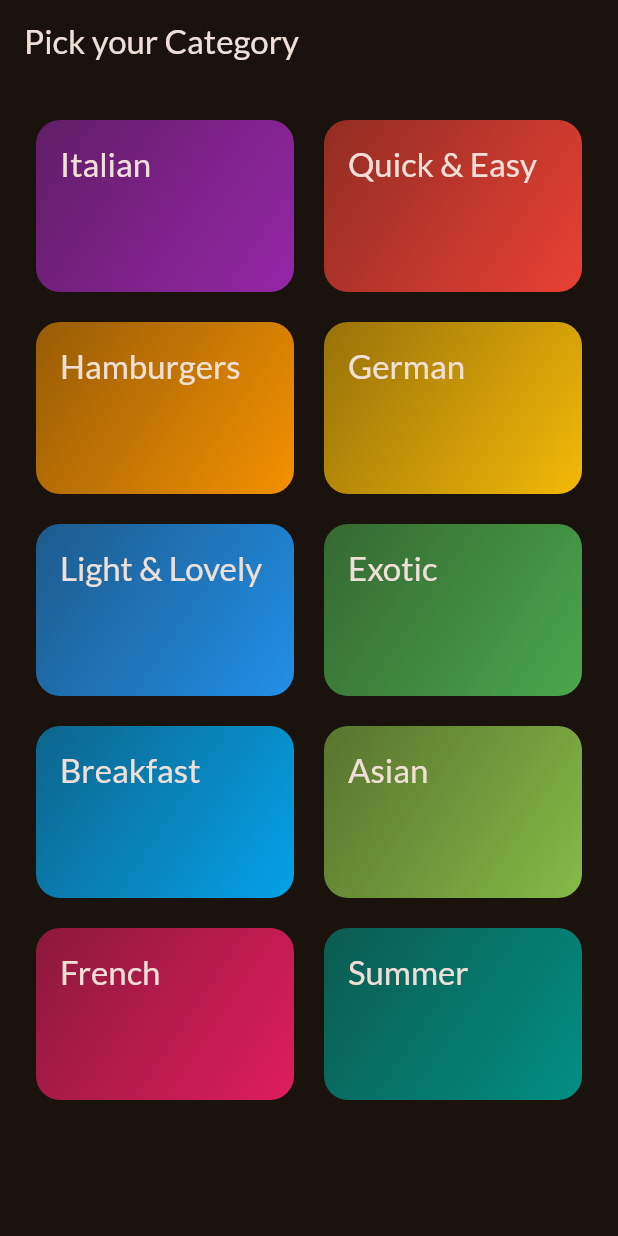
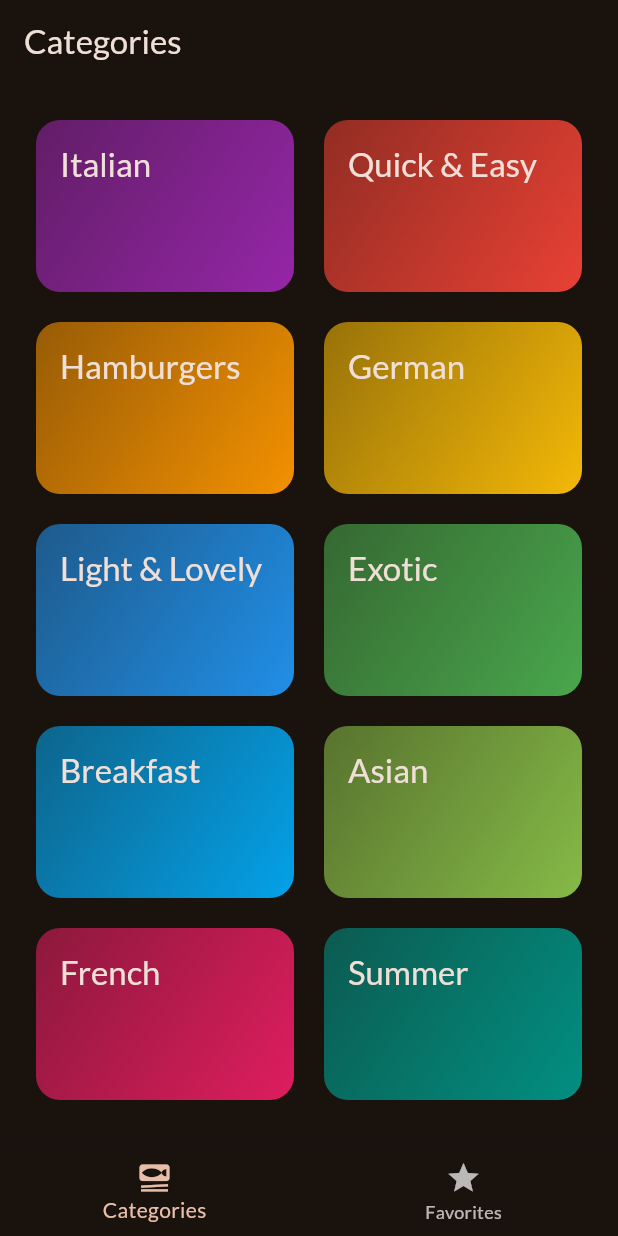
Before and after one commit to wemali05/meals, a Flutter app: the screen it shows after launch, on a phone screen of 412 x 824 dp. Run offline on Flutter 3.47's test engine with Material 2 defaults, Android fonts, the phone set to English and light mode, and no system bars; our stand-ins replace google_fonts, transparent_image.

Commit message:
adding tab based navigation

```diff
--- a/lib/main.dart
+++ b/lib/main.dart
@@ -1,7 +1,7 @@
 import 'package:flutter/material.dart';
 
 import 'package:google_fonts/google_fonts.dart';
-import 'package:meals/screens/categories.dart';
+import 'package:meals/screens/tabs.dart';
 
 final theme = ThemeData(
   useMaterial3: true,
@@ -23,7 +23,7 @@ class App extends StatelessWidget {
   Widget build(BuildContext context) {
     return MaterialApp(
       theme: theme,
-      home: const CategoriesScreen()
+      home: const TabsScreen()
     );
   }
 }
--- a/lib/screens/categories.dart
+++ b/lib/screens/categories.dart
@@ -18,11 +18,7 @@ class CategoriesScreen extends StatelessWidget {
 
   @override
   Widget build(BuildContext context) {
-    return Scaffold(
-      appBar: AppBar(
-        title: const Text('Pick your Category'),
-      ),
-      body: GridView(
+    return GridView(
         padding: const EdgeInsets.all(24),
         gridDelegate: const SliverGridDelegateWithFixedCrossAxisCount(
             crossAxisCount: 2,
@@ -39,7 +35,6 @@ class CategoriesScreen extends StatelessWidget {
               },
             )
         ],
-      ),
-    );
+      );
   }
 }
--- /dev/null
+++ b/lib/screens/tabs.dart
@@ -0,0 +1,49 @@
+import 'package:flutter/material.dart';
+import 'package:meals/screens/categories.dart';
+import 'package:meals/screens/meals.dart';
+
+class TabsScreen extends StatefulWidget {
+  const TabsScreen({super.key});
+
+  @override
+  State<StatefulWidget> createState() {
+    return _TabsState();
+  }
+}
+
+class _TabsState extends State<TabsScreen> {
+  int _selectedPageIndex = 0;
+
+  void _selectPage (int index) {
+    setState(() {
+      _selectedPageIndex = index;
+    });
+  }
+
+  @override
+  Widget build(BuildContext context) {
+
+    Widget activePage = const CategoriesScreen();
+    var activePageTitle = 'Categories';
+
+    if(_selectedPageIndex == 1) {
+      activePage = const MealsScreen(meals: []);
+      activePageTitle = 'Your Favorites';
+    }
+
+    return Scaffold(
+      appBar: AppBar(
+        title: Text(activePageTitle),
+      ),
+      body: activePage,
+      bottomNavigationBar: BottomNavigationBar(
+        onTap: _selectPage,
+        currentIndex: _selectedPageIndex,
+        items: const [
+          BottomNavigationBarItem(icon: Icon(Icons.set_meal), label: 'Categories'),
+          BottomNavigationBarItem(icon: Icon(Icons.star), label: 'Favorites'),
+
+      ],),
+    );
+  }
+}
```
Also changed, not shown: lib/screens/meals.dart (+7 -3 lines).
